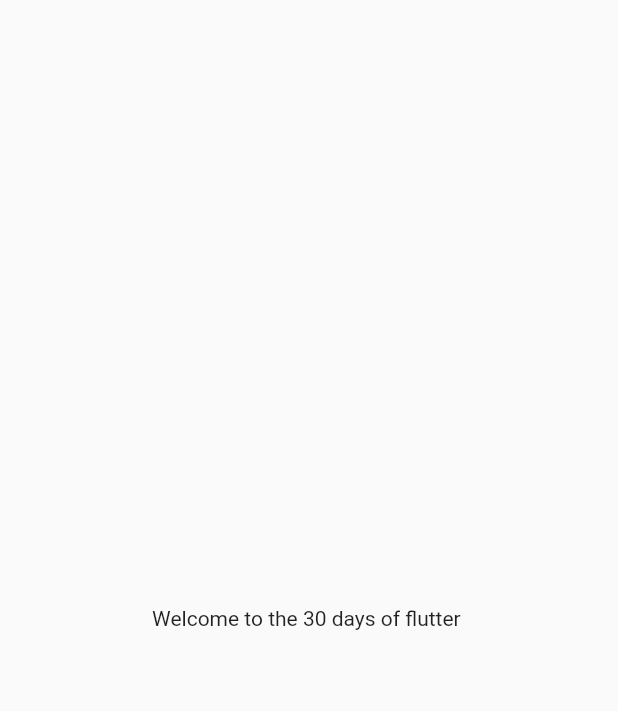
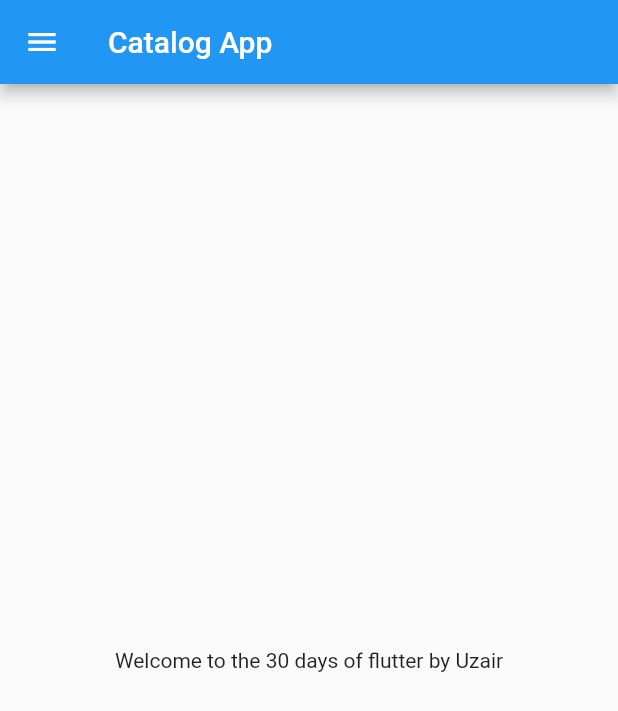
Before and after one commit to Uzairinshallah/30daysOfFlutter, a Flutter app: the screen it shows after launch, on a phone screen of 412 x 824 dp. Shown: the top 711 px of the screen. Run offline on Flutter 3.47's test engine with Material 2 defaults, Android fonts, the phone set to English and light mode, and no system bars.

Commit message:
Day2 Completed

```diff
--- /dev/null
+++ b/lib/home_page.dart
@@ -0,0 +1,23 @@
+import 'package:flutter/material.dart';
+
+class HomePage extends StatelessWidget {
+  String name = "Uzair";
+  int days = 30;
+
+  @override
+  Widget build(BuildContext context) {
+    return Scaffold(
+      appBar: AppBar(
+        title: Text("Catalog App"),
+      ),
+      body: Center(
+        child: Container(
+          child: Text(
+            "Welcome to the $days days of flutter by $name",
+          ),
+        ),
+      ),
+      drawer: Drawer(),
+    );
+  }
+}
--- a/lib/main.dart
+++ b/lib/main.dart
@@ -1,4 +1,6 @@
 import 'package:flutter/material.dart';
+import 'home_page.dart';
+
 
 void main() {
   runApp(MyApp());
@@ -7,16 +9,9 @@ void main() {
 class MyApp extends StatelessWidget {
   @override
   Widget build(BuildContext context) {
+
     return MaterialApp(
-      home: Material(
-        child: Center(
-          child: Container(
-            child: Text(
-              "Welcome to the 30 days of flutter ",
-            ),
-          ),
-        ),
-      ),
+    home : HomePage(),
     );
   }
 }
```
